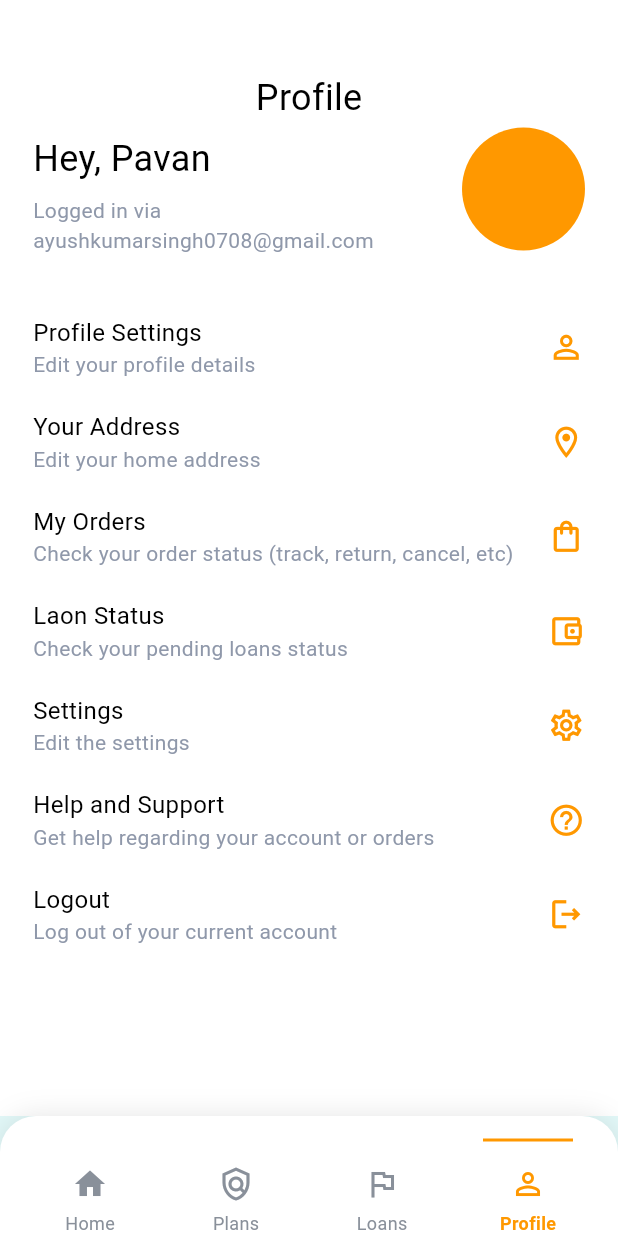
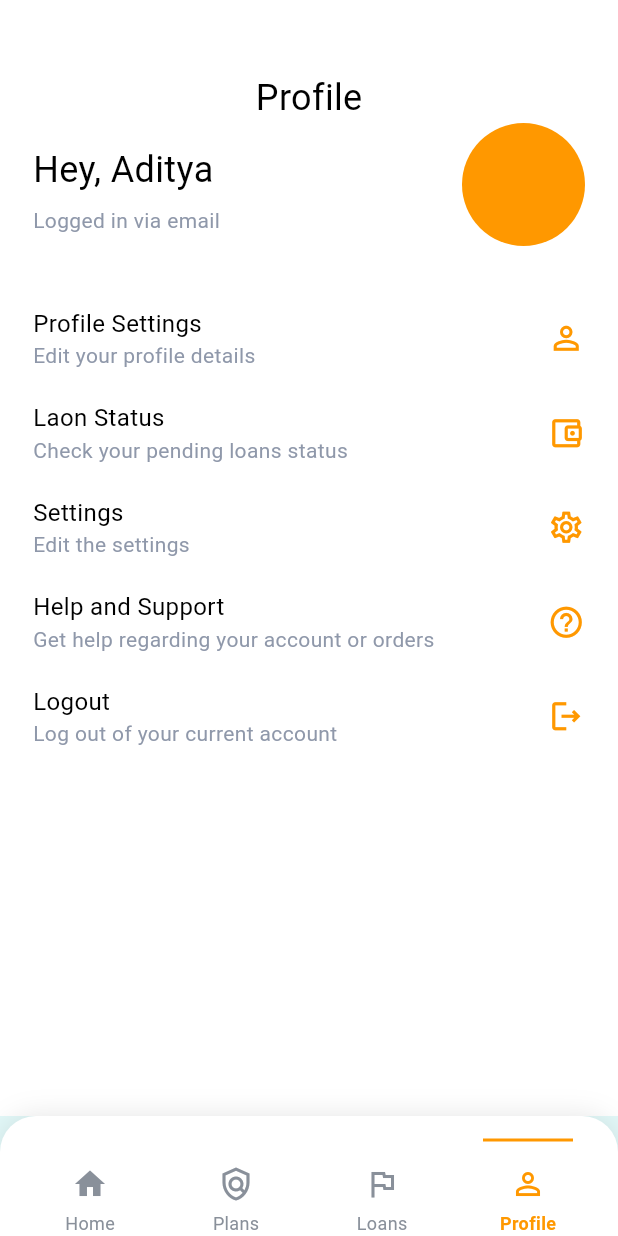
Before and after one commit to AyushKrSingh000/saharin-app, a Flutter app: the ProfileTabePage screen opened by its route, on a phone screen of 412 x 824 dp. Run offline on Flutter 3.47's test engine with Material 3 defaults, Android fonts, the phone set to English and light mode, and no system bars; our stand-ins replace auto_route, device_info_plus, dio, flutter_riverpod, fluttertoast, freezed_annotation and 5 more; accounts and stored records are empty; generated files the repository leaves out were written again; Roboto replaces fonts that are missing (Helvetica, Times New Roman).

Commit message:
final push

```diff
--- a/lib/src/ui/home_tab/home_tab_page.dart
+++ b/lib/src/ui/home_tab/home_tab_page.dart
@@ -125,7 +125,7 @@ class _HomeTabPageState extends ConsumerState<HomeTabPage> {
                                     ),
                                   ),
                                   Text(
-                                    userData?.data.user.fullName ?? "User",
+                                    userData?.data.user.fullName ?? "Aditya",
                                     style: const TextStyle(
                                       // color: primaryColor,
                                       fontSize: 23,
--- a/lib/src/ui/profile_tab/profile_tab.dart
+++ b/lib/src/ui/profile_tab/profile_tab.dart
@@ -50,19 +50,6 @@ class _ProfileTabePageState extends ConsumerState<ProfileTabePage> {
               ),
               const SizedBox(height: 20),
               const ProfileContainer(
-                subtitle: 'Edit your home address',
-                title: 'Your Address',
-                icon: Icons.location_on_outlined,
-              ),
-              const SizedBox(height: 20),
-              const ProfileContainer(
-                subtitle:
-                    'Check your order status (track, return, cancel, etc)',
-                title: 'My Orders',
-                icon: Icons.shopping_bag_outlined,
-              ),
-              const SizedBox(height: 20),
-              const ProfileContainer(
                 subtitle: 'Check your pending loans status',
                 title: 'Laon Status',
                 icon: Icons.account_balance_wallet_outlined,
--- a/lib/src/ui/profile_tab/widgets/image_name_section.dart
+++ b/lib/src/ui/profile_tab/widgets/image_name_section.dart
@@ -6,22 +6,25 @@ import 'package:flutter_riverpod/flutter_riverpod.dart';
 
 import '../../../constants/colors.dart';
 import '../../../constants/fonts.dart';
+import '../../../logic/repositories/auth_repository.dart';
 
 class ProfileImageNameSection extends ConsumerWidget {
   const ProfileImageNameSection({super.key});
 
   @override
   Widget build(BuildContext context, WidgetRef ref) {
-    return const Row(
+    final userData =
+        ref.watch(authRepositoryProvider.select((value) => value.authUser));
+    return Row(
       children: [
-        const Expanded(
+        Expanded(
           child: Column(
             crossAxisAlignment: CrossAxisAlignment.start,
             children: [
               Text(
-                'Hey, Pavan',
+                'Hey, ${userData?.data.user.fullName ?? "Aditya"}',
                 maxLines: 1,
-                style: TextStyle(
+                style: const TextStyle(
                   fontSize: 24,
                   height: 2,
                   fontWeight: FontWeight.w400,
@@ -29,7 +32,7 @@ class ProfileImageNameSection extends ConsumerWidget {
                 ),
               ),
               Text(
-                "Logged in via ayushkumarsingh0708@gmail.com",
+                "Logged in via ${userData?.data.user.email ?? "email"}",
                 maxLines: 2,
                 overflow: TextOverflow.ellipsis,
                 style: const TextStyle(
```
